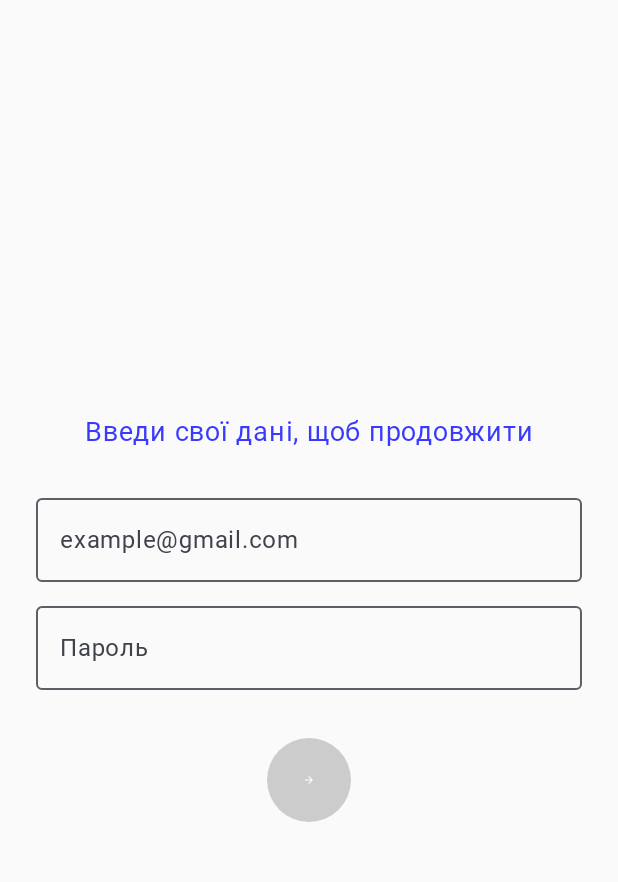
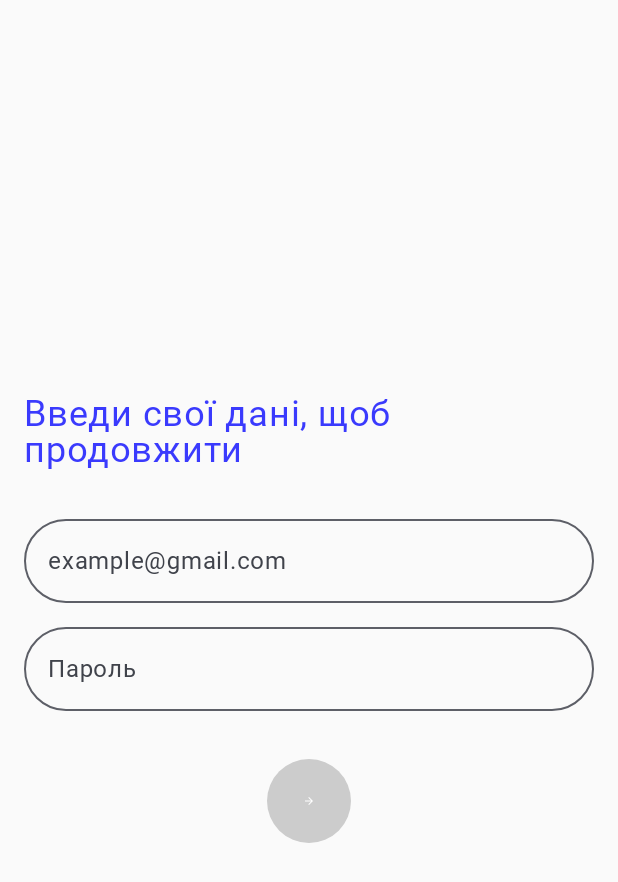
Before and after one commit to sdzmnk/RazomUA, an Android app built with Jetpack Compose: the screen it shows after launch (MainActivity), after a tap on "Створити профіль", on a phone screen of 412 x 824 dp. Shown: the top 882 px of the screen. Run offline under Robolectric (Android 15) with nearby library versions, the phone set to English and light mode, and no system bars; Roboto replaces fonts that are not available here.

Commit message:
added colors, changed RegisterScreen.kt

```diff
--- a/app/src/main/java/com/example/razomua/ui/screens/welcome/RegisterScreen.kt
+++ b/app/src/main/java/com/example/razomua/ui/screens/welcome/RegisterScreen.kt
@@ -22,6 +22,8 @@ import androidx.compose.ui.unit.dp
 import androidx.compose.ui.unit.sp
 import androidx.compose.ui.tooling.preview.Preview
 
+
+@Preview(showBackground = true)
 @Composable
 fun RegisterScreen() {
     var email by remember { mutableStateOf("") }
@@ -30,37 +32,38 @@ fun RegisterScreen() {
     Column(
         modifier = Modifier
             .fillMaxSize()
-            .padding(24.dp),
+            .padding(16.dp),
         verticalArrangement = Arrangement.Center,
         horizontalAlignment = Alignment.CenterHorizontally
     ) {
         Text(
             text = "Введи свої дані, щоб продовжити",
-            fontSize = 18.sp,
-            color = Color(0xFF3A3AFD) // синій текст
+            fontSize = 24.sp,
+            color = Color(0xFF3A3AFD)
         )
 
         Spacer(modifier = Modifier.height(32.dp))
 
-        // Email
         OutlinedTextField(
             value = email,
             onValueChange = { email = it },
             placeholder = { Text("example@gmail.com") },
             singleLine = true,
-            modifier = Modifier.fillMaxWidth()
+            modifier = Modifier.fillMaxWidth(),
+            shape = CircleShape
+
         )
 
         Spacer(modifier = Modifier.height(16.dp))
 
-        // Пароль
         OutlinedTextField(
             value = password,
             onValueChange = { password = it },
             placeholder = { Text("Пароль") },
             visualTransformation = PasswordVisualTransformation(),
             singleLine = true,
-            modifier = Modifier.fillMaxWidth()
+            modifier = Modifier.fillMaxWidth(),
+            shape = CircleShape
         )
 
         Spacer(modifier = Modifier.height(32.dp))
--- a/app/src/main/java/com/example/razomua/ui/theme/Color.kt
+++ b/app/src/main/java/com/example/razomua/ui/theme/Color.kt
@@ -2,10 +2,12 @@ package com.example.razomua.ui.theme
 
 import androidx.compose.ui.graphics.Color
 
-val Purple80 = Color(0xFFD0BCFF)
-val PurpleGrey80 = Color(0xFFCCC2DC)
-val Pink80 = Color(0xFFEFB8C8)
+val Red = Color(0xFFFF4545)
 
-val Purple40 = Color(0xFF6650a4)
-val PurpleGrey40 = Color(0xFF625b71)
-val Pink40 = Color(0xFF7D5260)
+val Black = Color(0xFF1F0000)
+val White = Color(0xFFFFFFFF)
+val Blue = Color(0xFF2532C4)
+
+val GrayDark = Color(0xFF949494)
+val GrayMedium = Color(0xFFCACACA)
+val GrayLight = Color(0xFFE2E2E2)
```
